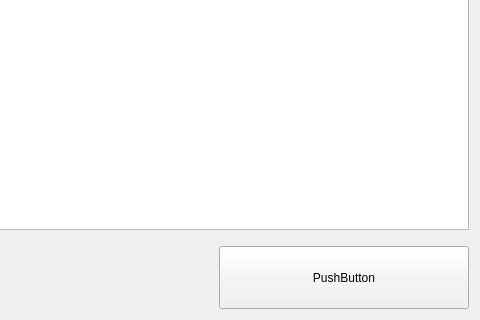
This is ui/uploadCheck.ui in free8011/wormhole_whApp as Qt 5 draws it before an edit; both pictures show x 544 to 1024 and y 400 to 720 of the 1024 by 720 pixel window. The edited form follows.
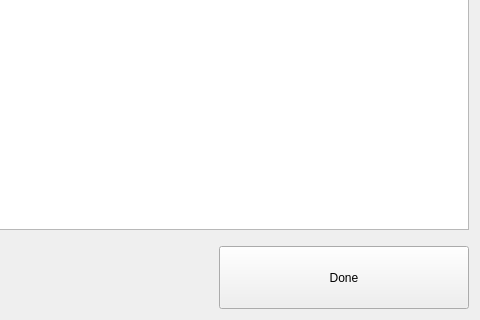
This is the edited form.

```diff
--- a/ui/uploadCheck.ui
+++ b/ui/uploadCheck.ui
@@ -44,7 +44,7 @@
         </size>
        </property>
        <property name="text">
-        <string>PushButton</string>
+        <string>Done</string>
        </property>
       </widget>
      </item>
```
